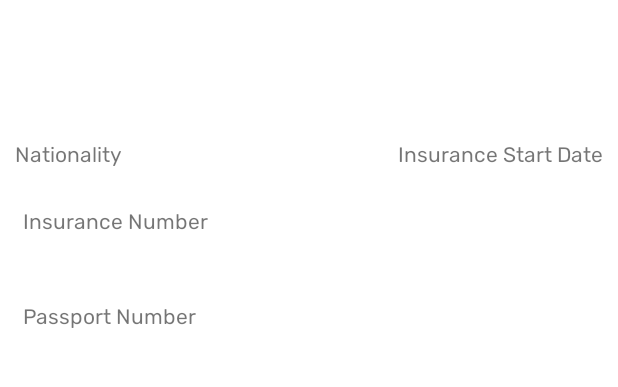
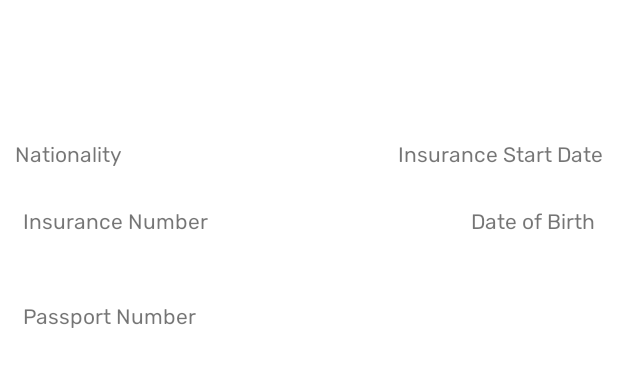
Before and after one commit to Rahisi-Solution/zic_pos, an Android app: the ResultActivity screen opened directly, with no data from a screen before it, on a phone screen of 412 x 824 dp, the part 180-567 px from its top. Run offline under Robolectric (Android 15) with nearby library versions, the light colour scheme and no system bars; our stand-ins replace Volley; 6 statements that could not run were skipped.

Commit message:
date of born

```diff
--- a/app/src/main/AndroidManifest.xml
+++ b/app/src/main/AndroidManifest.xml
@@ -14,6 +14,7 @@
         android:label="@string/app_name"
         android:roundIcon="@drawable/zic_logo"
         android:supportsRtl="true"
+        android:usesCleartextTraffic="true"
         android:theme="@style/Theme.ZICApp"
         tools:targetApi="31">
         <activity
--- a/app/src/main/java/com/example/zicapp/HomeActivity.java
+++ b/app/src/main/java/com/example/zicapp/HomeActivity.java
@@ -72,6 +72,7 @@ public class HomeActivity extends AppCompatActivity {
     String referenceNumber;
     String nationality;
     String arrivalDate;
+    String birthDate;
     String passportNumber;
     String applicationStatus;
     private Dialog checkedOutDialog;
@@ -138,7 +139,6 @@ public class HomeActivity extends AppCompatActivity {
     // Check Device internet connectivity
     public static boolean isOnline(Context context){
         ConnectivityManager connectivityManager = (ConnectivityManager) context.getSystemService(context.CONNECTIVITY_SERVICE);
-
         if(connectivityManager != null) {
             NetworkInfo activeNetwork = connectivityManager.getActiveNetworkInfo();
             return activeNetwork != null && activeNetwork.isConnected();
@@ -309,6 +309,7 @@ public class HomeActivity extends AppCompatActivity {
                             referenceNumber = applicantData.getString("reference_number");
                             nationality = applicantData.getString("nationality");
                             arrivalDate = applicantData.getString("arrival_date");
+                            birthDate = applicantData.getString("birth_date");
                             passportNumber = applicantData.getString("passport_number");
                             applicationStatus  = applicantData.getString("insurance_status");
                             System.out.println("Applicant  status " + applicationStatus);
@@ -322,6 +323,7 @@ public class HomeActivity extends AppCompatActivity {
                                 bundle.putString("reference_number", referenceNumber);
                                 bundle.putString("nationality", nationality);
                                 bundle.putString("arrival_date", arrivalDate);
+                                bundle.putString("birth_date", birthDate);
                                 bundle.putString("passport_number", passportNumber);
                                 bundle.putString("application_status", applicationStatus);
 
@@ -375,6 +377,7 @@ public class HomeActivity extends AppCompatActivity {
             String nationality = applicationData.getString("nationality");
             String arrival_date = applicationData.getString("arrival_date");
             String passport_number = applicationData.getString("passport_number");
+            String birth_date = applicationData.getString("birth_date");
             String application_status = applicationData.getString("application_status");
             System.out.println("Insurance " + application_status);
 
@@ -387,6 +390,7 @@ public class HomeActivity extends AppCompatActivity {
                 bundle.putString("reference_number", reference_number);
                 bundle.putString("nationality", nationality);
                 bundle.putString("arrival_date",arrival_date);
+                bundle.putString("birth_date",birth_date);
                 bundle.putString("passport_number", passport_number);
                 bundle.putString("application_status", application_status);
 
--- a/app/src/main/java/com/example/zicapp/ResultActivity.java
+++ b/app/src/main/java/com/example/zicapp/ResultActivity.java
@@ -50,6 +50,7 @@ public class ResultActivity extends AppCompatActivity {
     TextView applicant_name;
     TextView nationality;
     TextView arrival_date;
+    TextView birth_date;
 
     private String userName;
     private String authToken;
@@ -58,6 +59,7 @@ public class ResultActivity extends AppCompatActivity {
     private String applicantName;
     private String nationalities;
     private String arrivalDate;
+    private String birthDate;
 
     private ProgressDialog searchDialog;
     View parentLayout;
@@ -79,6 +81,7 @@ public class ResultActivity extends AppCompatActivity {
         applicant_name = findViewById(R.id.applicant_name);
         nationality = findViewById(R.id.nationality);
         arrival_date = findViewById(R.id.arrival_date);
+        birth_date = findViewById(R.id.birth_date);
         parentLayout = findViewById(android.R.id.content);
 
         prepareData();
@@ -107,11 +110,13 @@ public class ResultActivity extends AppCompatActivity {
         applicantName = bundle.getString("applicant_name");
         nationalities = bundle.getString("nationality");
         arrivalDate = bundle.getString("arrival_date");
+        birthDate = bundle.getString("birth_date");
         reference_number.setText(referenceNumber);
         passport_number.setText(passportNumber);
         applicant_name.setText(applicantName);
         nationality.setText(nationalities);
         arrival_date.setText(arrivalDate);
+        birth_date.setText(birthDate);
     }
 
     private void markVerified(){
--- a/app/src/main/java/com/example/zicapp/authentication/LoginActivity.java
+++ b/app/src/main/java/com/example/zicapp/authentication/LoginActivity.java
@@ -228,6 +228,7 @@ public class LoginActivity extends AppCompatActivity {
                     String nationality = applicationObject.getString("nationality");
                     String arrivalDate = applicationObject.getString("arrival_date");
                     String passportNumber = applicationObject.getString("passport_number");
+                    String birthDate = applicationObject.getString("birth_date");
                     String applicationStatus = applicationObject.getString("insuarance_status");
 //                    String insuranceStatus = applicationObject.getString("application_status");
 
@@ -236,6 +237,7 @@ public class LoginActivity extends AppCompatActivity {
                     _applicationObject.put("reference_number", referenceNumber);
                     _applicationObject.put("nationality", nationality);
                     _applicationObject.put("arrival_date",  arrivalDate);
+                    _applicationObject.put("birth_date",  birthDate);
                     _applicationObject.put("passport_number", passportNumber);
                     _applicationObject.put("application_status", applicationStatus);
 
--- a/app/src/main/java/com/example/zicapp/utils/Config.java
+++ b/app/src/main/java/com/example/zicapp/utils/Config.java
@@ -5,7 +5,7 @@ public class Config {
     public static final String LOG_TAG = "ZIC_APP";
 
     // Local endPoint
-//     public static final String ENDPOINT = "http://172.16.10.184:6000/pos/";
+    //public static final String ENDPOINT = "http://172.16.10.165:7500/pos/";
 
     // Online endPoint
     public static final String ENDPOINT = "https://earrival.rahisi.co.tz/api/pos/";
--- a/app/src/main/java/com/example/zicapp/utils/OfflineDB.java
+++ b/app/src/main/java/com/example/zicapp/utils/OfflineDB.java
@@ -35,7 +35,7 @@ public class OfflineDB extends SQLiteOpenHelper {
     scanned_certificate =  "CREATE TABLE scanned_certificate (reference_number TEXT, date TEXT, time TEXT)";
     failed_certificate =  "CREATE TABLE failed_certificate (reference_number TEXT, date TEXT, time TEXT)";
     checked_in = "CREATE TABLE checked_in (reference_number TEXT, name TEXT, checkins TEXT, date TEXT)";
-    applications = "CREATE TABLE applications (reference_number TEXT, name TEXT, nationality TEXT, arrival_date TEXT, passport_number TEXT, application_status TEXT)";
+    applications = "CREATE TABLE applications (reference_number TEXT, name TEXT, nationality TEXT, arrival_date TEXT,birth_date TEXT, passport_number TEXT, application_status TEXT)";
 
     // Executing query to Create Table in offline database (SQLite)
     sqLiteDatabase.execSQL(scanned_certificate);
@@ -70,6 +70,7 @@ public class OfflineDB extends SQLiteOpenHelper {
             values.put("name", jsonObject.getString("name"));
             values.put("nationality", jsonObject.getString("nationality"));
             values.put("arrival_date", jsonObject.getString("arrival_date"));
+            values.put("birth_date", jsonObject.getString("birth_date"));
             values.put("passport_number", jsonObject.getString("passport_number"));
             values.put("application_status", jsonObject.getString("application_status"));
         } catch (JSONException exception) {
--- a/app/src/main/res/layout/activity_result.xml
+++ b/app/src/main/res/layout/activity_result.xml
@@ -116,7 +116,7 @@
         app:layout_constraintVertical_bias="0.02"
         android:padding="5dp"
         android:rowCount="2"
-        android:columnCount="1"
+        android:columnCount="2"
         >
 
         <TextView
@@ -127,6 +127,13 @@
             android:layout_gravity="start"
             />
 
+        <TextView
+            android:layout_width="wrap_content"
+            android:layout_height="wrap_content"
+            android:text="@string/birth_date"
+            android:fontFamily="@font/rubik_regular"
+            android:layout_gravity="end"
+            />
 
         <TextView
             android:id="@+id/reference_number"
@@ -137,6 +144,17 @@
             android:textAllCaps="true"
             android:fontFamily="@font/rubik_medium"
             android:layout_gravity="start"
+            />
+
+        <TextView
+            android:id="@+id/birth_date"
+            android:layout_height="wrap_content"
+            android:layout_width="wrap_content"
+            android:text="@string/loggedin_date"
+            android:textAllCaps="true"
+            android:fontFamily="@font/rubik_regular"
+            android:textSize="20sp"
+            android:layout_gravity="end"
             />
 
     </GridLayout>
--- a/app/src/main/res/values/strings.xml
+++ b/app/src/main/res/values/strings.xml
@@ -30,6 +30,7 @@
     <string name="nationality">Nationality</string>
     <string name="arrival_date">Insurance Start Date</string>
     <string name="reference_number">Insurance Number</string>
+    <string name="birth_date">Date of Birth</string>
     <string name="passport_number">Passport Number</string>
     <string name="applicant_travel_details">Applicant Travel Details</string>
     <string name="mark_verified">Mark Verified</string>
--- /dev/null
+++ b/app/src/main/res/xml/network_security_config.xml
@@ -0,0 +1,6 @@
+<?xml version="1.0" encoding="utf-8"?>
+<network-security-config>
+    <domain-config cleartextTrafficPermitted="true">
+        <domain includeSubdomains="true">api.example.com(to be adjusted)</domain>
+    </domain-config>
+</network-security-config>
```
Also changed, not shown: 1 other file.
